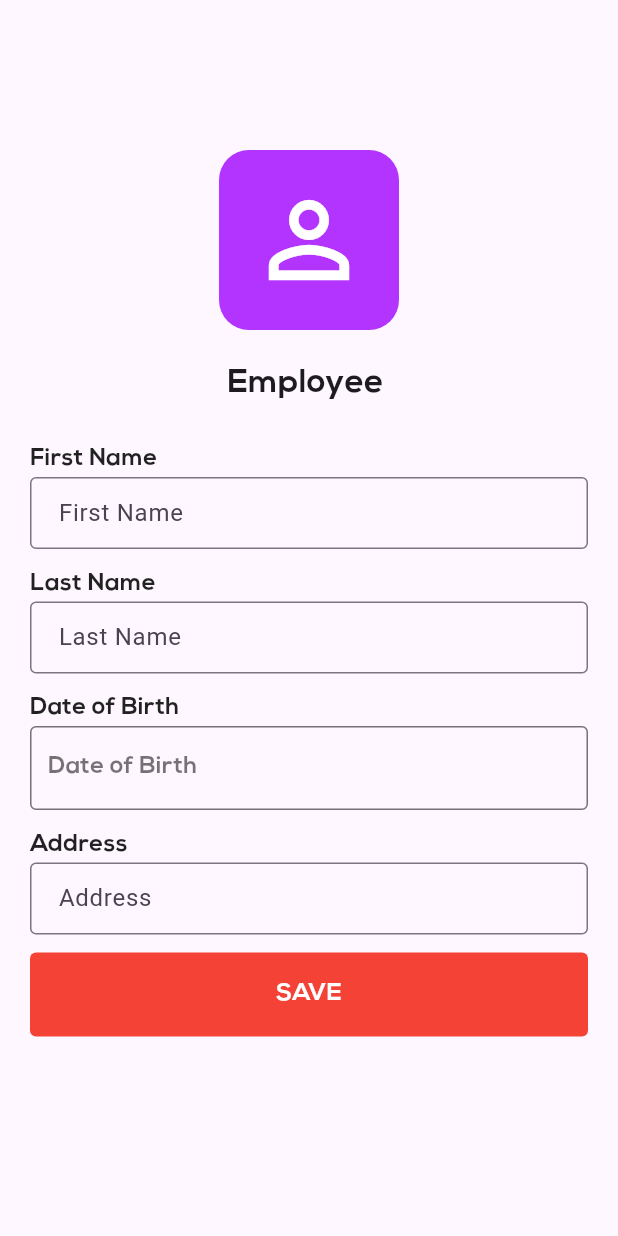
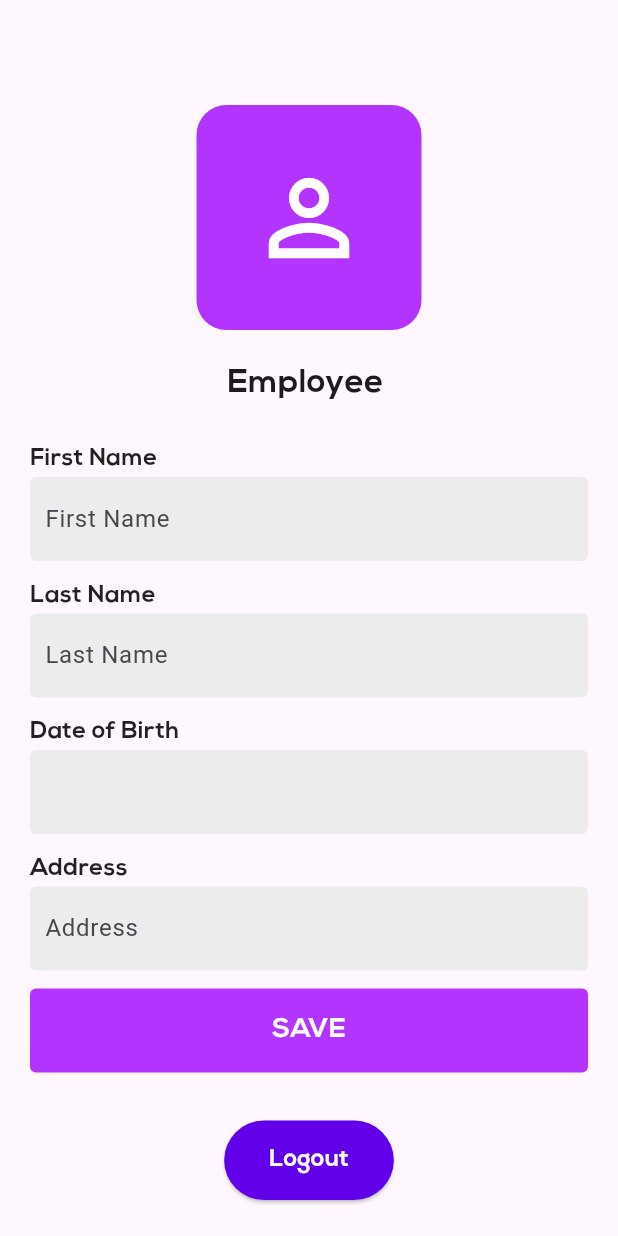
Before and after one commit to MineHope16/Mobile-Attendance-Application, a Flutter app: the ProfileScreen screen opened directly, on a phone screen of 412 x 824 dp. Run offline on Flutter 3.47's test engine with Material 3 defaults, Android fonts, the phone set to English and light mode, and no system bars; our stand-ins replace cloud_firestore, firebase_auth, firebase_core, firebase_storage, flutter_keyboard_visibility, font_awesome_flutter and 3 more; missing offline and left inert: month_year_picker; accounts and stored records are empty.

```diff
--- a/lib/Navigation screens/profile_screen.dart
+++ b/lib/Navigation screens/profile_screen.dart
@@ -1,10 +1,14 @@
 import 'dart:io';
 import 'package:cloud_firestore/cloud_firestore.dart';
+import 'package:firebase_auth/firebase_auth.dart'; // Import Firebase Auth
 import 'package:firebase_storage/firebase_storage.dart';
+import 'package:flutter/cupertino.dart';
 import 'package:flutter/material.dart';
 import 'package:image_picker/image_picker.dart';
 import 'package:intl/intl.dart';
+import 'package:shared_preferences/shared_preferences.dart';
 import 'package:zidio_attendance_project/model/user.dart';
+import 'package:zidio_attendance_project/screens/login_screen.dart';
 
 class ProfileScreen extends StatefulWidget {
   const ProfileScreen({super.key});
@@ -14,11 +18,12 @@ class ProfileScreen extends StatefulWidget {
 }
 
 class _ProfileScreenState extends State<ProfileScreen> {
-  double screenHeight = 0;
-  double screenWidth = 0;
+  double screenheight = 0;
+  double screenwidth = 0;
 
-  Color primaryColor = const Color(0xFFB333FF);
-  String birthDate = "Date of Birth";
+  Color primary = const Color(0xFFB333FF);
+  Color secondary = const Color(0xFF6200EA);
+  String birth = "Date of Birth";
 
   TextEditingController firstNameController = TextEditingController();
   TextEditingController lastNameController = TextEditingController();
@@ -26,10 +31,7 @@ class _ProfileScreenState extends State<ProfileScreen> {
 
   Future<Map<String, dynamic>> fetchProfileData() async {
     try {
-      DocumentSnapshot doc = await FirebaseFirestore.instance
-          .collection("Employee")
-          .doc(User_info.id)
-          .get();
+      DocumentSnapshot doc = await FirebaseFirestore.instance.collection("Employee").doc(User_info.id).get();
       if (doc.exists) {
         return {
           'firstName': doc['firstName'] ?? '',
@@ -46,7 +48,7 @@ class _ProfileScreenState extends State<ProfileScreen> {
     }
   }
 
-  void uploadProfilePic() async {
+  void picUploadProfilePic() async {
     try {
       final image = await ImagePicker().pickImage(
         source: ImageSource.gallery,
@@ -60,9 +62,7 @@ class _ProfileScreenState extends State<ProfileScreen> {
         return;
       }
 
-      Reference ref = FirebaseStorage.instance
-          .ref()
-          .child("${User_info.employeeId.toLowerCase()}_profilepic.jpg");
+      Reference ref = FirebaseStorage.instance.ref().child("${User_info.employeeId.toLowerCase()}_profilepic.jpg");
       await ref.putFile(File(image.path));
       String downloadURL = await ref.getDownloadURL();
 
@@ -79,65 +79,71 @@ class _ProfileScreenState extends State<ProfileScreen> {
     }
   }
 
-  @override
-  void initState() {
-    super.initState();
-    fetchProfileData().then((data) {
-      if (data.isNotEmpty) {
-        setState(() {
-          firstNameController.text = data['firstName'] ?? '';
-          lastNameController.text = data['lastName'] ?? '';
-          addressController.text = data['address'] ?? '';
-          birthDate = data['birthDate'] ?? 'Date of Birth';
-        });
+  Future<void> logout() async {
+    try {
+      await FirebaseAuth.instance.signOut();
+
+      // Clear SharedPreferences
+      final SharedPreferences prefs = await SharedPreferences.getInstance();
+      await prefs.clear();
+
+      Navigator.pushReplacement(context, MaterialPageRoute(builder: (_) => const LoginScreen()));
+      // Navigate to the login screen
+    } catch (e) {
+      showSnackBar("An error occurred during logout: ${e.toString()}");
     }
-    });
   }
 
   @override
   Widget build(BuildContext context) {
-    screenHeight = MediaQuery.of(context).size.height;
-    screenWidth = MediaQuery.of(context).size.width;
-
+    screenheight = MediaQuery.of(context).size.height;
+    screenwidth = MediaQuery.of(context).size.width;
     return Scaffold(
-      body: SingleChildScrollView(
-        padding: const EdgeInsets.all(20),
-        child: FutureBuilder<Map<String, dynamic>>(
+      body: FutureBuilder<Map<String, dynamic>>(
         future: fetchProfileData(),
         builder: (context, snapshot) {
           if (snapshot.connectionState == ConnectionState.waiting) {
-              return const Center(child: CircularProgressIndicator());
+            return Center(child: CircularProgressIndicator());
           } else if (snapshot.hasError) {
             return Center(child: Text("Error: ${snapshot.error}"));
           } else if (snapshot.hasData) {
             final data = snapshot.data!;
             final profilePicLink = data['profilePic'] as String? ?? '';
+            final firstName = data['firstName'] as String? ?? '';
+            final lastName = data['lastName'] as String? ?? '';
+            final birthDate = data['birthDate'] as String? ?? 'Date of Birth';
+            final address = data['address'] as String? ?? '';
 
-              return Column(
+            firstNameController.text = firstName;
+            lastNameController.text = lastName;
+            addressController.text = address;
+            birth = birthDate;
+
+            return SingleChildScrollView(
+              padding: const EdgeInsets.all(20),
+              child: Column(
                 children: [
                   GestureDetector(
                     onTap: () {
-                      uploadProfilePic();
+                      picUploadProfilePic();
                     },
                     child: Container(
-                      margin: const EdgeInsets.only(top: 80, bottom: 20),
-                      height: 120,
-                      width: 120,
+                      margin: const EdgeInsets.only(top: 50, bottom: 20),
+                      height: 150,
+                      width: 150,
                       alignment: Alignment.center,
                       decoration: BoxDecoration(
                         borderRadius: BorderRadius.circular(20),
-                        color: primaryColor,
+                        color: primary,
                       ),
                       child: Center(
-                        child: profilePicLink.isEmpty
-                            ? const Icon(
+                        child: profilePicLink == "" ? const Icon(
                           Icons.person_outline_outlined,
                           color: Colors.white,
                           size: 80,
-                        )
-                            : ClipRRect(
+                        ) : ClipRRect(
                             borderRadius: BorderRadius.circular(20),
-                          child: Image.network(profilePicLink),
+                            child: Image.network(profilePicLink)
                         ),
                       ),
                     ),
@@ -153,42 +159,32 @@ class _ProfileScreenState extends State<ProfileScreen> {
                     ),
                   ),
                   const SizedBox(height: 24),
-                  User_info.canEdit
-                      ? textFields("First Name", "First Name", firstNameController)
-                      : field("First Name", firstNameController.text),
-                  User_info.canEdit
-                      ? textFields("Last Name", "Last Name", lastNameController)
-                      : field("Last Name", lastNameController.text),
-                  User_info.canEdit
-                      ? GestureDetector(
-                    onTap: () async {
-                      DateTime? pickedDate = await showDatePicker(
+                  User_info.canEdit ? textFields("First Name", "First Name", firstNameController) : field("First Name", firstName),
+                  User_info.canEdit ? textFields("Last Name", "Last Name", lastNameController) : field("Last Name", lastName),
+                  User_info.canEdit ? GestureDetector(
+                    onTap: () {
+                      showDatePicker(
                         context: context,
                         initialDate: DateTime.now(),
                         firstDate: DateTime(1950),
                         lastDate: DateTime.now(),
-                      );
-
-                      if (pickedDate != null) {
+                      ).then((value) {
                         setState(() {
-                          birthDate = DateFormat("dd MMMM, yyyy").format(pickedDate);
+                          birth = DateFormat("dd MMMM, yyyy").format(value!);
                         });
-                      }
+                      });
                     },
-                    child: field("Date of Birth", birthDate),
-                  )
-                      : field("Date of Birth", birthDate),
-                  User_info.canEdit
-                      ? textFields("Address", "Address", addressController)
-                      : field("Address", addressController.text),
-                  User_info.canEdit
-                      ? GestureDetector(
+                    child: field("Date of Birth", birth),
+                  ) : field("Date of Birth", birthDate),
+                  User_info.canEdit ? textFields("Address", "Address", addressController) : field("Address", address),
+                  User_info.canEdit ? GestureDetector(
                     onTap: () async {
                       String firstName = firstNameController.text;
                       String lastName = lastNameController.text;
-                      String birthDate = this.birthDate;
+                      String birthDate = birth;
                       String address = addressController.text;
 
+                      if (User_info.canEdit) {
                         if (firstName.isEmpty) {
                           showSnackBar("Please enter your first name");
                         } else if (lastName.isEmpty) {
@@ -212,38 +208,59 @@ class _ProfileScreenState extends State<ProfileScreen> {
                               User_info.birthDate = birthDate;
                               User_info.address = address;
                             });
-                          showSnackBar("Profile updated successfully!");
                           });
+                        }
+                      } else {
+                        showSnackBar("You cannot edit anymore, kindly contact the support team.");
                       }
                     },
                     child: Container(
                       margin: const EdgeInsets.only(bottom: 12),
                       height: kToolbarHeight,
-                      width: screenWidth,
+                      width: screenwidth,
                       decoration: BoxDecoration(
                         borderRadius: BorderRadius.circular(4),
-                        color: Colors.red,
+                        color: primary,
                       ),
-                      child: const Center(
+                      child: Center(
                         child: Text(
                           "SAVE",
                           style: TextStyle(
                             fontFamily: "Nexa Bold",
                             color: Colors.white,
-                            fontSize: 16,
+                            fontSize: 18,
                           ),
                         ),
                       ),
                     ),
-                  )
-                      : const SizedBox(),
+                  ) : const SizedBox(),
+
+                  // Logout Button
+                  SizedBox(height: 20),
+                  ElevatedButton(
+                    onPressed: () {
+                      logout();
+                    },
+                    style: ElevatedButton.styleFrom(
+                      backgroundColor: secondary, // Background color
+                      padding: EdgeInsets.symmetric(vertical: 15, horizontal: 30),
+                    ),
+                    child: Text(
+                      'Logout',
+                      style: TextStyle(
+                        fontFamily: "Nexa Bold",
+                        fontSize: 16,
+                        color: Colors.white
+                      ),
+                    ),
+                  ),
                 ],
+              ),
             );
           } else {
-              return const Center(child: Text("No data available"));
+            return Center(child: Text("No data available"));
           }
         },
-        ),
       ),
     );
   }
@@ -264,24 +281,20 @@ class _ProfileScreenState extends State<ProfileScreen> {
         ),
         Container(
           margin: const EdgeInsets.only(bottom: 12),
-          padding: const EdgeInsets.only(left: 11),
           height: kToolbarHeight,
-          width: screenWidth,
+          width: screenwidth,
+          alignment: Alignment.centerLeft,
+          padding: const EdgeInsets.symmetric(horizontal: 10),
           decoration: BoxDecoration(
+            color: const Color(0xFFECECEC),
             borderRadius: BorderRadius.circular(4),
-            border: Border.all(
-              color: Colors.black54,
           ),
-          ),
-          child: Align(
-            alignment: Alignment.centerLeft,
           child: Text(
             text,
             style: const TextStyle(
-                fontFamily: "Nexa Bold",
-                color: Colors.black54,
+              fontFamily: "Nexa Regular",
+              color: Colors.black87,
               fontSize: 16,
-              ),
             ),
           ),
         ),
@@ -289,7 +302,7 @@ class _ProfileScreenState extends State<ProfileScreen> {
     );
   }
 
-  Widget textFields(String hint, String title, TextEditingController controller) {
+  Widget textFields(String title, String hint, TextEditingController controller) {
     return Column(
       children: [
         Align(
@@ -305,16 +318,19 @@ class _ProfileScreenState extends State<ProfileScreen> {
         ),
         Container(
           margin: const EdgeInsets.only(bottom: 12),
-          child: TextFormField(
+          height: kToolbarHeight,
+          width: screenwidth,
+          alignment: Alignment.centerLeft,
+          padding: const EdgeInsets.symmetric(horizontal: 10),
+          decoration: BoxDecoration(
+            color: const Color(0xFFECECEC),
+            borderRadius: BorderRadius.circular(4),
+          ),
+          child: TextField(
             controller: controller,
-            cursorColor: Colors.black54,
-            maxLines: 1,
             decoration: InputDecoration(
               hintText: hint,
-              border: OutlineInputBorder(
-                borderRadius: BorderRadius.circular(4),
-              ),
-              contentPadding: const EdgeInsets.only(left: 15),
+              border: InputBorder.none,
             ),
           ),
         ),
@@ -326,7 +342,6 @@ class _ProfileScreenState extends State<ProfileScreen> {
     ScaffoldMessenger.of(context).showSnackBar(
       SnackBar(
         content: Text(message),
-        duration: const Duration(seconds: 2),
       ),
     );
   }
--- a/lib/main.dart
+++ b/lib/main.dart
@@ -5,6 +5,7 @@ import 'package:month_year_picker/month_year_picker.dart';
 import 'package:shared_preferences/shared_preferences.dart';
 import 'package:zidio_attendance_project/screens/home_screen.dart';
 import 'package:zidio_attendance_project/screens/login_screen.dart';
+import 'package:zidio_attendance_project/screens/splash_screen.dart';
 
 import 'firebase_options.dart';
 import 'model/user.dart';
@@ -79,6 +80,6 @@ class _AuthCheckState extends State<AuthCheck> {
 
   @override
   Widget build(BuildContext context) {
-    return userAvailable? const HomeScreen() : const LoginScreen();
+    return userAvailable? const HomeScreen() : const SplashScreen();
   }
 }
--- a/lib/screens/register_screen.dart
+++ b/lib/screens/register_screen.dart
@@ -181,6 +181,11 @@ class _RegisterScreenState extends State<RegisterScreen> {
                         await FirebaseFirestore.instance.collection("Employee").doc(result.user?.uid).set({
                           'id': "AU$randomNumber",
                           'password' : passController.text,
+                          "address" : "",
+                          "birthDate" : "",
+                          "firstName" : "",
+                          "lastName" : "",
+                          "profilePic" : "",
                         });
 
                         showDialog(
--- a/pubspec.yaml
+++ b/pubspec.yaml
@@ -70,9 +70,8 @@ flutter:
   uses-material-design: true
 
   # To add assets to your application, add an assets section, like this:
-  # assets:
-  #   - images/a_dot_burr.jpeg
-  #   - images/a_dot_ham.jpeg
+  assets:
+   - assets/images/logo.png
 
   # An image asset can refer to one or more resolution-specific "variants", see
   # https://flutter.dev/assets-and-images/#resolution-aware
@@ -92,6 +91,7 @@ flutter:
    - family: Nexa Light
      fonts:
        - asset: assets/fonts/Nexa Light.otf
+
   #
   # For details regarding fonts from package dependencies,
   # see https://flutter.dev/custom-fonts/#from-packages
```
Also changed, not shown: lib/screens/splash_screen.dart (added, +91 -0 lines), assets/images/logo.png (added). Lines whose indentation alone changed are shown as unchanged.
